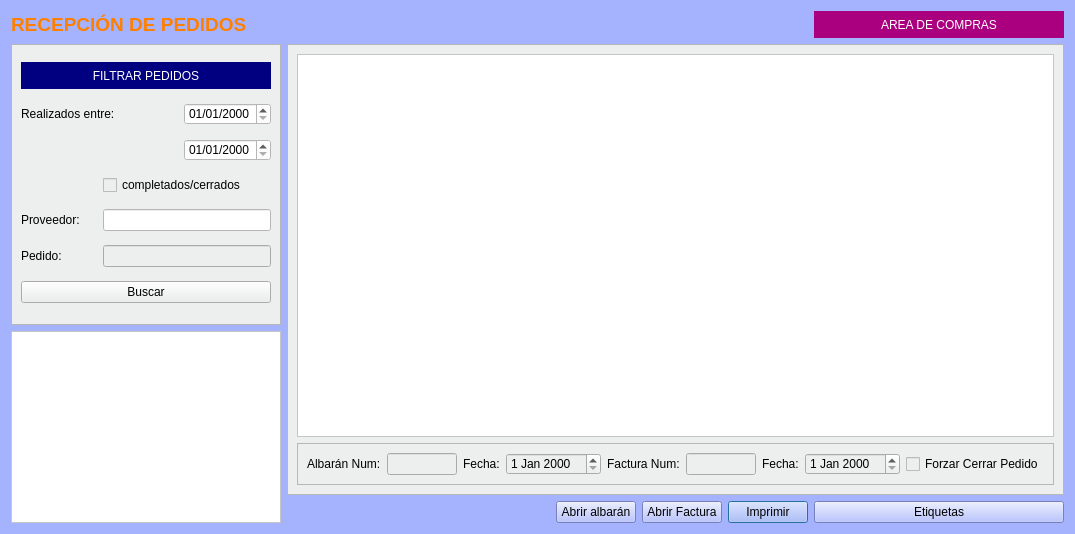
Qt form Zona_Compras/frmrecepcion_pedidos.ui (arcnexus/RedFoX) before a commit.
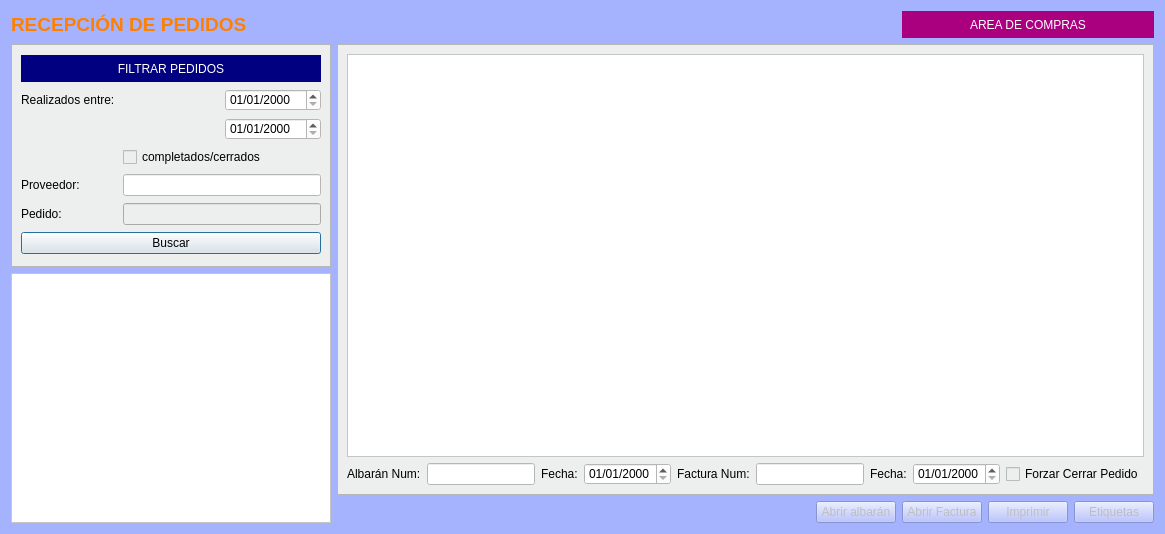
The same form after that commit.

Commit message: Creación cabecera albarán proveedor desde recepción pedidos.

Patch:
```diff
--- a/Zona_Compras/frmrecepcion_pedidos.ui
+++ b/Zona_Compras/frmrecepcion_pedidos.ui
@@ -6,7 +6,7 @@
    <rect>
     <x>0</x>
     <y>0</y>
-    <width>1075</width>
+    <width>1165</width>
     <height>534</height>
    </rect>
   </property>
@@ -30,59 +30,6 @@
      </property>
     </widget>
    </item>
-   <item row="4" column="2">
-    <spacer name="horizontalSpacer">
-     <property name="orientation">
-      <enum>Qt::Horizontal</enum>
-     </property>
-     <property name="sizeHint" stdset="0">
-      <size>
-       <width>280</width>
-       <height>20</height>
-      </size>
-     </property>
-    </spacer>
-   </item>
-   <item row="4" column="5">
-    <widget class="QPushButton" name="pushButton_3">
-     <property name="styleSheet">
-      <string notr="true"/>
-     </property>
-     <property name="text">
-      <string>Imprimir</string>
-     </property>
-    </widget>
-   </item>
-   <item row="4" column="6">
-    <widget class="QPushButton" name="pushButton_2">
-     <property name="styleSheet">
-      <string notr="true"/>
-     </property>
-     <property name="text">
-      <string>Etiquetas</string>
-     </property>
-    </widget>
-   </item>
-   <item row="3" column="0" rowspan="2">
-    <widget class="QTableView" name="tablaPedidos">
-     <property name="maximumSize">
-      <size>
-       <width>270</width>
-       <height>16777215</height>
-      </size>
-     </property>
-     <property name="styleSheet">
-      <string notr="true">background-color: rgb(255, 255, 255);
-font: 75 8pt &quot;Cantarell&quot;;</string>
-     </property>
-     <property name="selectionBehavior">
-      <enum>QAbstractItemView::SelectRows</enum>
-     </property>
-     <attribute name="horizontalHeaderStretchLastSection">
-      <bool>true</bool>
-     </attribute>
-    </widget>
-   </item>
    <item row="0" column="1">
     <spacer name="horizontalSpacer_2">
      <property name="orientation">
@@ -96,111 +43,7 @@
      </property>
     </spacer>
    </item>
-   <item row="1" column="1" rowspan="3" colspan="6">
-    <widget class="QFrame" name="frame_2">
-     <property name="styleSheet">
-      <string notr="true">background-color: #ecefed;</string>
-     </property>
-     <property name="frameShape">
-      <enum>QFrame::StyledPanel</enum>
-     </property>
-     <property name="frameShadow">
-      <enum>QFrame::Raised</enum>
-     </property>
-     <layout class="QVBoxLayout" name="verticalLayout">
-      <item>
-       <widget class="QTableWidget" name="tablaLineas">
-        <property name="styleSheet">
-         <string notr="true">background-color: rgb(255, 255, 255);
-alternate-background-color: rgb(255, 253, 219);</string>
-        </property>
-        <property name="alternatingRowColors">
-         <bool>true</bool>
-        </property>
-        <attribute name="horizontalHeaderMinimumSectionSize">
-         <number>1</number>
-        </attribute>
-        <attribute name="horizontalHeaderStretchLastSection">
-         <bool>true</bool>
-        </attribute>
-       </widget>
-      </item>
-      <item>
-       <widget class="QFrame" name="frame_3">
-        <property name="minimumSize">
-         <size>
-          <width>0</width>
-          <height>0</height>
-         </size>
-        </property>
-        <property name="frameShape">
-         <enum>QFrame::StyledPanel</enum>
-        </property>
-        <property name="frameShadow">
-         <enum>QFrame::Raised</enum>
-        </property>
-        <layout class="QGridLayout" name="gridLayout_3">
-         <item row="0" column="2">
-          <widget class="QLabel" name="lblfecha_albaran">
-           <property name="text">
-            <string>Fecha:</string>
-           </property>
-          </widget>
-         </item>
-         <item row="0" column="9">
-          <widget class="QDateEdit" name="txtFecha_factura"/>
-         </item>
-         <item row="0" column="0">
-          <widget class="QLabel" name="lblAlbaran">
-           <property name="text">
-            <string>Albarán Num:</string>
-           </property>
-          </widget>
-         </item>
-         <item row="0" column="5">
-          <widget class="QLabel" name="lblfactura">
-           <property name="text">
-            <string>Factura Num:</string>
-           </property>
-          </widget>
-         </item>
-         <item row="0" column="8">
-          <widget class="QLabel" name="lblFecha_factura">
-           <property name="text">
-            <string>Fecha:</string>
-           </property>
-          </widget>
-         </item>
-         <item row="0" column="3">
-          <widget class="QDateEdit" name="txtFecha_albaran"/>
-         </item>
-         <item row="0" column="1">
-          <widget class="QLineEdit" name="txtAlbaran">
-           <property name="maximumSize">
-            <size>
-             <width>120</width>
-             <height>16777215</height>
-            </size>
-           </property>
-          </widget>
-         </item>
-         <item row="0" column="7">
-          <widget class="QLineEdit" name="txtFactura"/>
-         </item>
-         <item row="0" column="10">
-          <widget class="QCheckBox" name="chkForzarCierre">
-           <property name="text">
-            <string>Forzar Cerrar Pedido</string>
-           </property>
-          </widget>
-         </item>
-        </layout>
-       </widget>
-      </item>
-     </layout>
-    </widget>
-   </item>
-   <item row="0" column="6">
+   <item row="0" column="3" colspan="3">
     <widget class="QLabel" name="label_22">
      <property name="minimumSize">
       <size>
@@ -220,17 +63,17 @@
      </property>
     </widget>
    </item>
-   <item row="1" column="0" rowspan="2">
+   <item row="1" column="0">
     <widget class="QFrame" name="frame">
      <property name="minimumSize">
       <size>
-       <width>270</width>
+       <width>320</width>
        <height>201</height>
       </size>
      </property>
      <property name="maximumSize">
       <size>
-       <width>270</width>
+       <width>283</width>
        <height>16777215</height>
       </size>
      </property>
@@ -332,20 +175,196 @@
      </layout>
     </widget>
    </item>
-   <item row="4" column="3">
+   <item row="1" column="1" rowspan="2" colspan="5">
+    <widget class="QFrame" name="frame_2">
+     <property name="styleSheet">
+      <string notr="true">background-color: #ecefed;</string>
+     </property>
+     <property name="frameShape">
+      <enum>QFrame::StyledPanel</enum>
+     </property>
+     <property name="frameShadow">
+      <enum>QFrame::Raised</enum>
+     </property>
+     <layout class="QGridLayout" name="gridLayout_3">
+      <item row="0" column="0">
+       <widget class="QTableWidget" name="tablaLineas">
+        <property name="styleSheet">
+         <string notr="true">background-color: rgb(255, 255, 255);
+alternate-background-color: rgb(255, 253, 219);</string>
+        </property>
+        <property name="alternatingRowColors">
+         <bool>true</bool>
+        </property>
+        <attribute name="horizontalHeaderMinimumSectionSize">
+         <number>1</number>
+        </attribute>
+        <attribute name="horizontalHeaderStretchLastSection">
+         <bool>true</bool>
+        </attribute>
+       </widget>
+      </item>
+      <item row="1" column="0">
+       <layout class="QHBoxLayout" name="horizontalLayout">
+        <item>
+         <widget class="QLabel" name="lblAlbaran">
+          <property name="text">
+           <string>Albarán Num:</string>
+          </property>
+         </widget>
+        </item>
+        <item>
+         <widget class="QLineEdit" name="txtAlbaran">
+          <property name="maximumSize">
+           <size>
+            <width>120</width>
+            <height>16777215</height>
+           </size>
+          </property>
+          <property name="styleSheet">
+           <string notr="true">background-color: rgb(255, 255, 255);</string>
+          </property>
+         </widget>
+        </item>
+        <item>
+         <widget class="QLabel" name="lblfecha_albaran">
+          <property name="text">
+           <string>Fecha:</string>
+          </property>
+         </widget>
+        </item>
+        <item>
+         <widget class="QDateEdit" name="txtFecha_albaran">
+          <property name="styleSheet">
+           <string notr="true">background-color: rgb(255, 255, 255);</string>
+          </property>
+          <property name="displayFormat">
+           <string>dd/MM/yyyy</string>
+          </property>
+         </widget>
+        </item>
+        <item>
+         <widget class="QLabel" name="lblfactura">
+          <property name="text">
+           <string>Factura Num:</string>
+          </property>
+         </widget>
+        </item>
+        <item>
+         <widget class="QLineEdit" name="txtFactura">
+          <property name="styleSheet">
+           <string notr="true">background-color: rgb(255, 255, 255);</string>
+          </property>
+         </widget>
+        </item>
+        <item>
+         <widget class="QLabel" name="lblFecha_factura">
+          <property name="text">
+           <string>Fecha:</string>
+          </property>
+         </widget>
+        </item>
+        <item>
+         <widget class="QDateEdit" name="txtFecha_factura">
+          <property name="styleSheet">
+           <string notr="true">background-color: rgb(255, 255, 255);</string>
+          </property>
+          <property name="displayFormat">
+           <string>dd/MM/yyyy</string>
+          </property>
+         </widget>
+        </item>
+        <item>
+         <widget class="QCheckBox" name="chkForzarCierre">
+          <property name="text">
+           <string>Forzar Cerrar Pedido</string>
+          </property>
+         </widget>
+        </item>
+       </layout>
+      </item>
+     </layout>
+    </widget>
+   </item>
+   <item row="2" column="0" rowspan="2">
+    <widget class="QTableView" name="tablaPedidos">
+     <property name="maximumSize">
+      <size>
+       <width>334</width>
+       <height>16777215</height>
+      </size>
+     </property>
+     <property name="styleSheet">
+      <string notr="true">background-color: rgb(255, 255, 255);
+font: 75 8pt &quot;Cantarell&quot;;</string>
+     </property>
+     <property name="selectionBehavior">
+      <enum>QAbstractItemView::SelectRows</enum>
+     </property>
+     <attribute name="horizontalHeaderStretchLastSection">
+      <bool>true</bool>
+     </attribute>
+    </widget>
+   </item>
+   <item row="3" column="1">
+    <spacer name="horizontalSpacer">
+     <property name="orientation">
+      <enum>Qt::Horizontal</enum>
+     </property>
+     <property name="sizeHint" stdset="0">
+      <size>
+       <width>280</width>
+       <height>20</height>
+      </size>
+     </property>
+    </spacer>
+   </item>
+   <item row="3" column="2">
     <widget class="QPushButton" name="btnAlbaran">
+     <property name="enabled">
+      <bool>false</bool>
+     </property>
      <property name="text">
       <string>Abrir albarán</string>
      </property>
     </widget>
    </item>
-   <item row="4" column="4">
-    <widget class="QPushButton" name="pushButton">
+   <item row="3" column="3">
+    <widget class="QPushButton" name="btnFactura">
+     <property name="enabled">
+      <bool>false</bool>
+     </property>
      <property name="text">
       <string>Abrir Factura</string>
      </property>
     </widget>
    </item>
+   <item row="3" column="4">
+    <widget class="QPushButton" name="btnImprimir">
+     <property name="enabled">
+      <bool>false</bool>
+     </property>
+     <property name="styleSheet">
+      <string notr="true"/>
+     </property>
+     <property name="text">
+      <string>Imprimir</string>
+     </property>
+    </widget>
+   </item>
+   <item row="3" column="5">
+    <widget class="QPushButton" name="btnEtiquetas">
+     <property name="enabled">
+      <bool>false</bool>
+     </property>
+     <property name="styleSheet">
+      <string notr="true"/>
+     </property>
+     <property name="text">
+      <string>Etiquetas</string>
+     </property>
+    </widget>
+   </item>
   </layout>
  </widget>
  <resources/>
```
Left out of the diff: 13 changed lines with no effect on the pictures. The commit also changes 2 other files.
